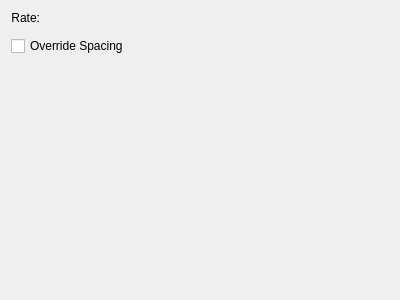
Qt form plugins/paintops/libpaintop/forms/wdgairbrush.ui (KDE/krita) before a commit.
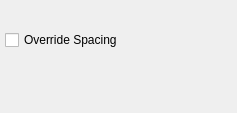
The same form after that commit. Custom widgets are drawn as their Qt base class.

Diff of the .ui file:
```diff
--- a/plugins/paintops/libpaintop/forms/wdgairbrush.ui
+++ b/plugins/paintops/libpaintop/forms/wdgairbrush.ui
@@ -6,42 +6,27 @@
    <rect>
     <x>0</x>
     <y>0</y>
-    <width>400</width>
-    <height>300</height>
+    <width>237</width>
+    <height>113</height>
    </rect>
   </property>
-  <layout class="QGridLayout" name="gridLayout_2">
-   <item row="0" column="0">
-    <layout class="QGridLayout" name="gridLayout">
+  <layout class="QVBoxLayout" name="verticalLayout">
+   <property name="spacing">
+    <number>5</number>
+   </property>
      <property name="leftMargin">
-      <number>0</number>
+    <number>5</number>
      </property>
      <property name="topMargin">
-      <number>0</number>
+    <number>5</number>
      </property>
      <property name="rightMargin">
-      <number>0</number>
+    <number>5</number>
      </property>
      <property name="bottomMargin">
-      <number>0</number>
-     </property>
-     <property name="horizontalSpacing">
       <number>5</number>
      </property>
-     <property name="verticalSpacing">
-      <number>0</number>
-     </property>
-     <item row="0" column="0">
-      <widget class="QLabel" name="rateLbl">
-       <property name="text">
-        <string>Rate:</string>
-       </property>
-       <property name="alignment">
-        <set>Qt::AlignRight|Qt::AlignTrailing|Qt::AlignVCenter</set>
-       </property>
-      </widget>
-     </item>
-     <item row="0" column="1">
+   <item>
       <widget class="KisDoubleSliderSpinBox" name="sliderRate" native="true">
        <property name="sizePolicy">
         <sizepolicy hsizetype="Expanding" vsizetype="Minimum">
@@ -49,41 +34,29 @@
          <verstretch>0</verstretch>
         </sizepolicy>
        </property>
-      </widget>
-     </item>
-    </layout>
-   </item>
-   <item row="3" column="0">
-    <spacer name="verticalSpacer">
-     <property name="orientation">
-      <enum>Qt::Vertical</enum>
-     </property>
-     <property name="sizeHint" stdset="0">
+     <property name="minimumSize">
       <size>
-       <width>20</width>
-       <height>40</height>
+       <width>30</width>
+       <height>20</height>
       </size>
      </property>
-    </spacer>
+    </widget>
    </item>
-   <item row="2" column="0">
+   <item>
     <widget class="QCheckBox" name="checkBoxIgnoreSpacing">
      <property name="text">
       <string>Override Spacing</string>
      </property>
     </widget>
    </item>
-   <item row="1" column="0">
-    <spacer name="verticalSpacer_2">
+   <item>
+    <spacer name="verticalSpacer">
      <property name="orientation">
       <enum>Qt::Vertical</enum>
      </property>
-     <property name="sizeType">
-      <enum>QSizePolicy::Preferred</enum>
-     </property>
      <property name="sizeHint" stdset="0">
       <size>
-       <width>20</width>
+       <width>5</width>
        <height>5</height>
       </size>
      </property>
```
Lines whose indentation alone changed are shown as unchanged.
